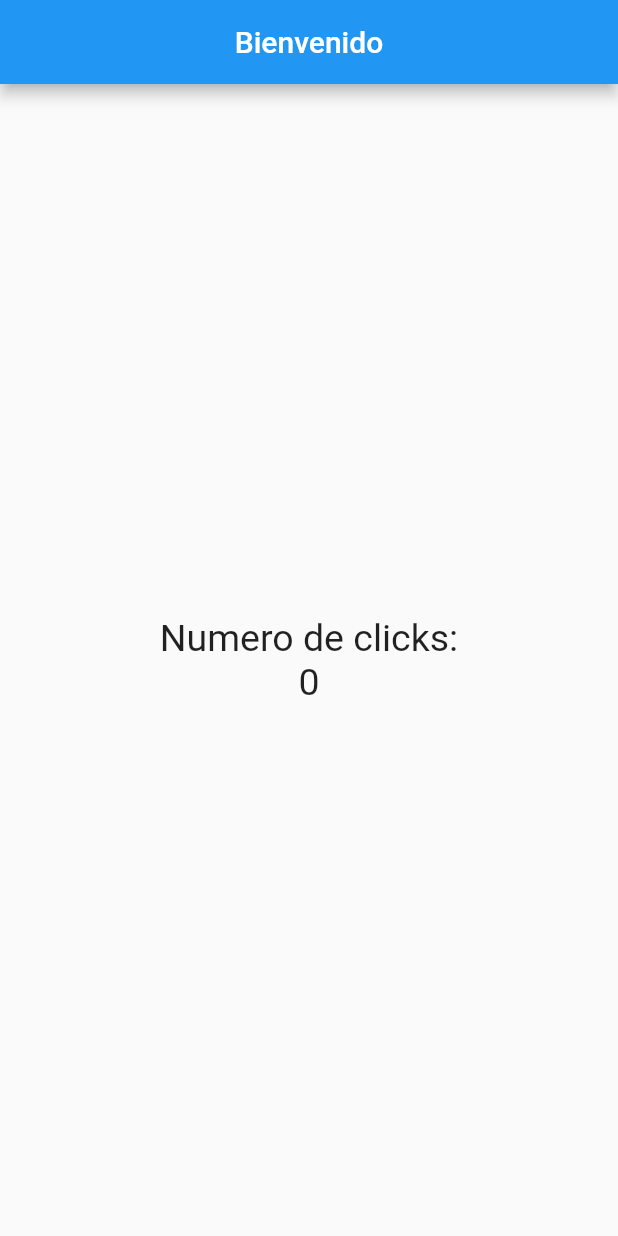
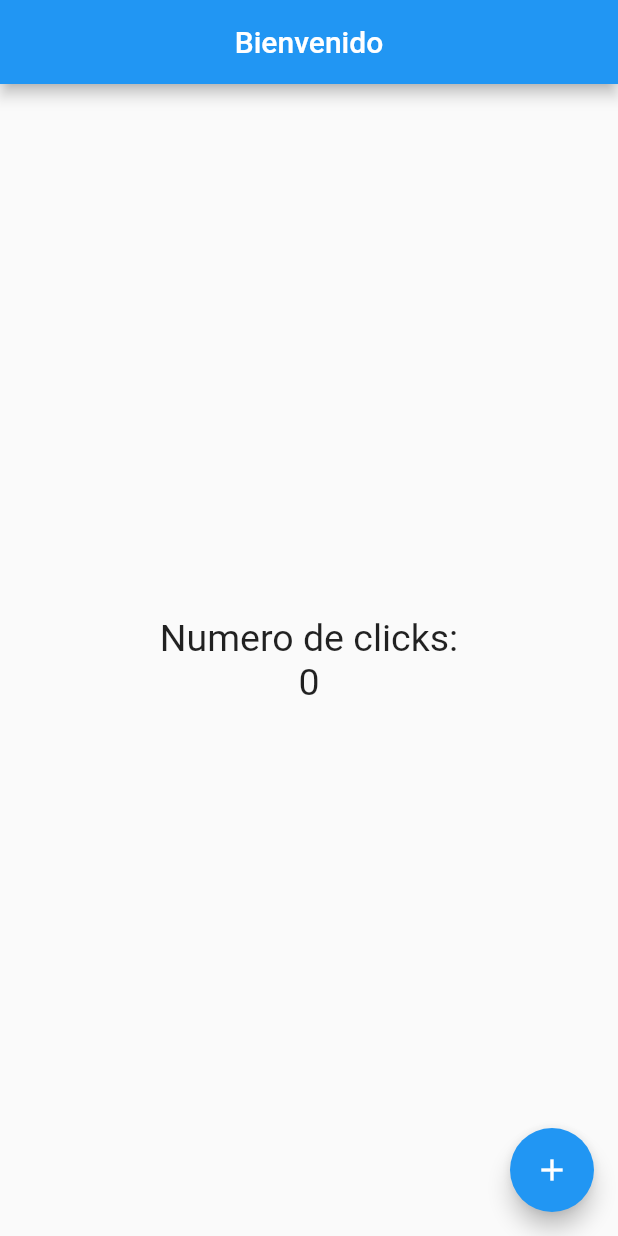
Before and after one commit to GregVaz/ContadorFlutterApp, a Flutter app: the screen it shows after launch, on a phone screen of 412 x 824 dp. Run offline on Flutter 3.47's test engine with Material 2 defaults, Android fonts, the phone set to English and light mode, and no system bars.

Commit message:
FloatingActionButton

```diff
--- a/lib/src/pages/home_page.dart
+++ b/lib/src/pages/home_page.dart
@@ -21,6 +21,13 @@ class HomePage extends StatelessWidget{
           mainAxisAlignment: MainAxisAlignment.center,
         )
       ),
+      floatingActionButton: FloatingActionButton(
+        // onPressed: null, // Es como un disabled en true
+        child: Icon( Icons.add ),
+        onPressed: () {
+          print('Hola mundo');
+        },
+      ),
     );
   }
 }
```
